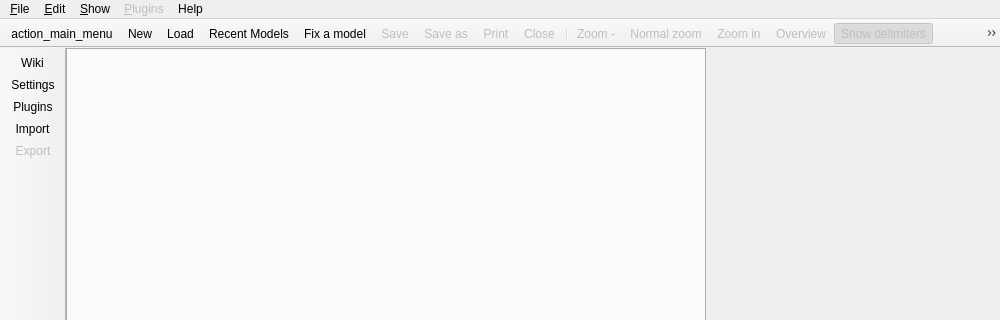
Qt form libpgmodeler_ui/ui/mainwindow.ui (pgmodeler/pgmodeler) before a commit; both pictures show x 0 to 1000 and y 0 to 320 of the 1000 by 638 pixel window.
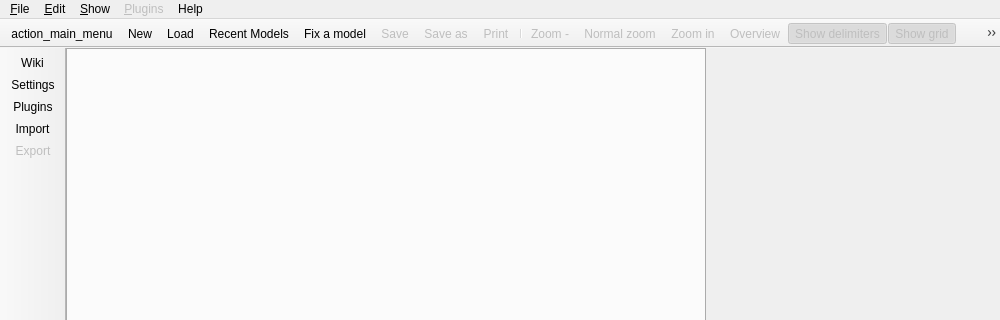
The same form after that commit. Icons and pictures are not drawn.

What changed in the file:
```diff
--- a/libpgmodeler_ui/ui/mainwindow.ui
+++ b/libpgmodeler_ui/ui/mainwindow.ui
@@ -788,7 +788,6 @@
    <addaction name="action_save_model"/>
    <addaction name="action_save_as"/>
    <addaction name="action_print"/>
-   <addaction name="action_close_model"/>
    <addaction name="separator"/>
    <addaction name="action_dec_zoom"/>
    <addaction name="action_normal_zoom"/>
```
